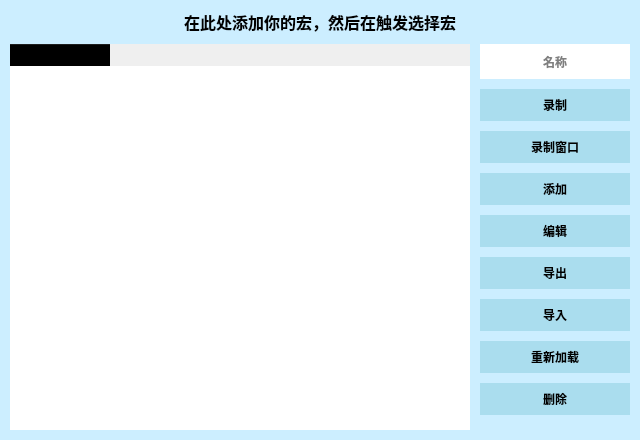
Above: .ui/MacroUi.ui from ChiyukiGana/Quickinput before the change. Below: the same form after it.
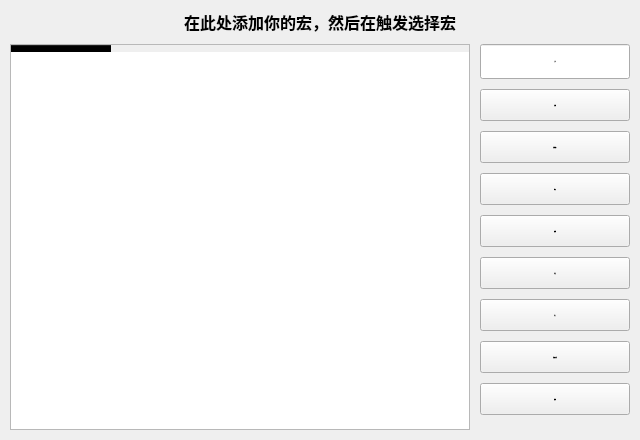
That is the form after the change. Icons and pictures are not drawn.

The edit to the form file:
```diff
--- a/.ui/MacroUi.ui
+++ b/.ui/MacroUi.ui
@@ -53,7 +53,7 @@
    <item>
     <widget class="QWidget" name="clientWidget" native="true">
      <property name="styleSheet">
-      <string notr="true">*{color:black;border:none;outline:none;font-size:12px;font-family:&quot;Microsoft YaHei&quot;}QMainWindow,QDialog{border:1px solid gray}#titleWidget{background-color:white}#titleWidget *{font-size:14px}#titleWidget QPushButton,#titleWidget QCheckBox::indicator{background-color:#CCC;width:20px;height:20px;border-radius:10px}#titleWidget QCheckBox::indicator:checked{image:url(:/checked.png)}#clientWidget{background-color:#CEF}QMenu,QToolTip,#clientWidget QLineEdit,#clientWidget QTextEdit,#clientWidget QKeyEdit,#clientWidget QCheckBox::indicator,#clientWidget QRadioButton::indicator,#clientWidget QHeaderView,#clientWidget QHeaderView::section,#clientWidget QTableWidget,#clientWidget QTableWidget QTableCornerButton::section,#clientWidget QComboBox,#clientWidget QComboBox QAbstractItemView{background-color:white;color:black}#clientWidget QPushButton,#clientWidget QTabBar::tab,#clientWidget QTabBar::tab:first,#clientWidget QTabBar::tab:last{background-color:#ADE;color:black}#clientWidget QCheckBox::indicator,#clientWidget QRadioButton::indicator{width:20px;height:20px}#clientWidget QComboBox{padding-left:3px}QMenu::item:selected,#clientWidget QPushButton:hover,#clientWidget QCheckBox::indicator:hover,#clientWidget QRadioButton::indicator:hover,#clientWidget QTableWidget::item:hover,#clientWidget QTabBar::tab:hover,#clientWidget QTabBar::tab:first:hover,#clientWidget QTabBar::tab:last:hover{background-color:#BEF;color:black}#clientWidget QTableWidget::item:selected{background-color:#CEF;color:black}#clientWidget QTabBar::tab:selected,#clientWidget QTabBar::tab:first:selected,#clientWidget QTabBar::tab:last:selected{background-color:#CEF;color:black}#clientWidget QCheckBox::indicator:checked,#clientWidget QRadioButton::indicator:checked{image:url(:/checked.png)}#clientWidget QPushButton:disabled,#clientWidget QCheckBox:disabled,#clientWidget QRadioButton:disabled{color:gray}#clientWidget #bnWndSelect,#clientWidget #bnPos,#clientWidget #bnColorRect,#clientWidget #bnImageRect,#clientWidget #bnImageShot{background-color:white}</string>
+      <string notr="true">*{color:black;border:none;outline:none;font-size:12px;font-family:&quot;Microsoft YaHei&quot;}QMainWindow,QDialog{border:1px solid gray}QMenu,QToolTip,QLineEdit,QTextEdit,QKeyEdit,QCheckBox::indicator,QRadioButton::indicator,QHeaderView,QHeaderView::section,QTableWidget,QTableWidget QTableCornerButton::section,QComboBox,QComboBox QAbstractItemView{background-color:white}QPushButton,QTabBar::tab,QTabBar::tab:first,QTabBar::tab:last,QToolBox::tab{background-color:#ADE}QCheckBox::indicator,QRadioButton::indicator{width:20px;height:20px}QComboBox{padding-left:3px}QMenu::item:selected,QPushButton:hover,QCheckBox::indicator:hover,QRadioButton::indicator:hover,QTableWidget::item:hover,QTabBar::tab:hover,QTabBar::tab:first:hover,QTabBar::tab:last:hover{background-color:#BEF;color:black}QTableWidget::item:selected{background-color:#CEF;color:black}QTabBar::tab:selected,QTabBar::tab:first:selected,QTabBar::tab:last:selected{background-color:#CEF;color:black}QCheckBox::indicator:checked,QRadioButton::indicator:checked{image:url(:/checked.png)}QPushButton:disabled,QCheckBox:disabled,QRadioButton:disabled{color:gray}#bnWndSelect,#bnPos,#bnColorRect,#bnImageRect,#bnImageShot{background-color:white}#titleWidget{background-color:white}#titleWidget *{font-size:14px}#clientWidget,QTabWidget&gt;QWidget,QToolBox&gt;QWidget{background-color:#CEF}</string>
      </property>
      <layout class="QVBoxLayout" name="verticalLayout">
       <property name="spacing">
```
